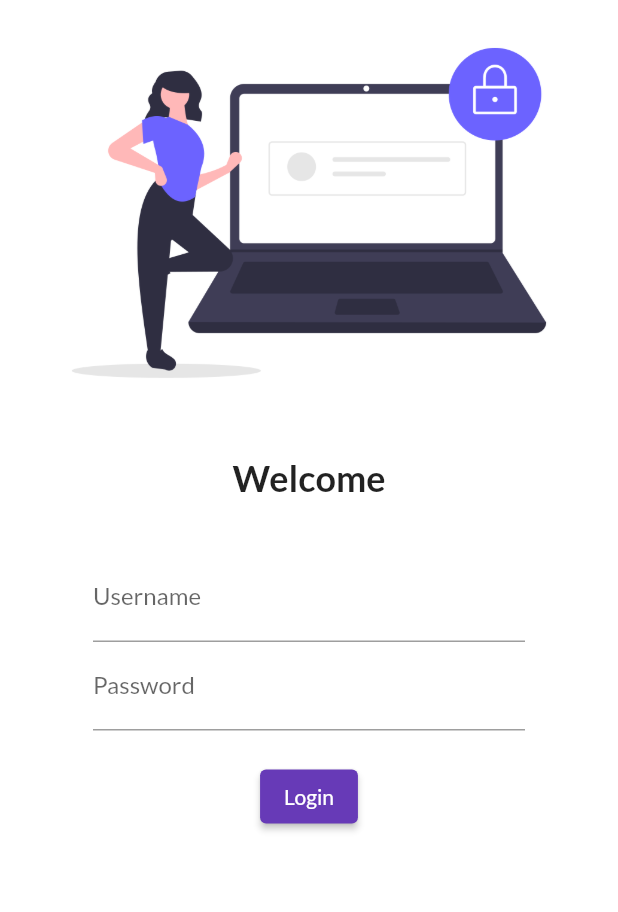
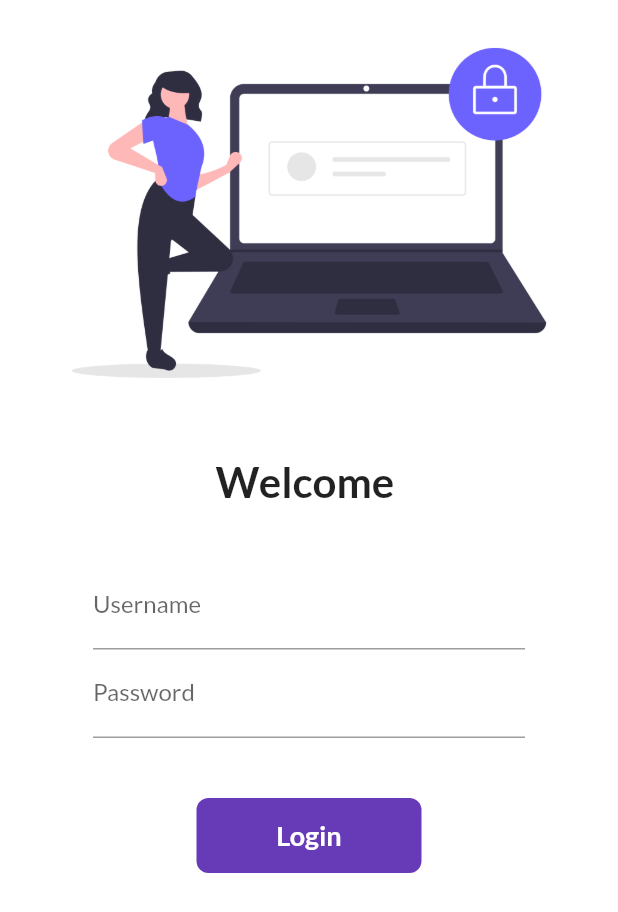
Before and after one commit to Kunal-8789/30DaysOfFlutter, a Flutter app: the screen it shows after launch, on a phone screen of 412 x 824 dp. Shown: the top 912 px of the screen. Run offline on Flutter 3.47's test engine with Material 2 defaults, Android fonts, the phone set to English and light mode, and no system bars; our stand-ins replace google_fonts.

Commit message:
day 6 completed

```diff
--- a/flutter_catalog/lib/main.dart
+++ b/flutter_catalog/lib/main.dart
@@ -1,5 +1,6 @@
 import 'package:flutter/material.dart';
 import 'package:flutter_catalog/pages/login_page.dart';
+import 'package:flutter_catalog/utils/route.dart';
 import 'package:google_fonts/google_fonts.dart';
 
 import 'pages/home_page.dart';
@@ -24,8 +25,8 @@ class MyApp extends StatelessWidget {
       ),
       routes: {
         "/": (context) => LoginPage(),
-        "/home": (context) => HomePage(),
-        "/login": (context) => LoginPage(),
+        MyRoutes.homeRoute: (context) => HomePage(),
+        MyRoutes.loginRoute : (context) => LoginPage(),
       },
     );
   }
--- a/flutter_catalog/lib/pages/login_page.dart
+++ b/flutter_catalog/lib/pages/login_page.dart
@@ -1,19 +1,35 @@
+import 'dart:ui';
+
+import 'package:flutter/cupertino.dart';
 import 'package:flutter/material.dart';
+import 'package:flutter_catalog/utils/route.dart';
 
-class LoginPage extends StatelessWidget {
+class LoginPage extends StatefulWidget {
+  @override
+  State<LoginPage> createState() => _LoginPageState();
+}
+
+class _LoginPageState extends State<LoginPage> {
+  String name = "";
+  bool changeButton = false;
+
   @override
   Widget build(BuildContext context) {
     return Material(
       color: Colors.white,
+      child: SingleChildScrollView(
         child: Column(
           children: [
-          Image.asset("assets/images/login_image.png"),
+            Image.asset(
+              "assets/images/login_image.png",
+              fit: BoxFit.cover,
+            ),
             SizedBox(
               height: 20.0,
             ),
-          Text("Welcome",
+            Text("Welcome $name",
                 style: TextStyle(
-                fontSize: 24,
+                  fontSize: 28,
                   fontWeight: FontWeight.bold,
                 )),
             SizedBox(
@@ -29,6 +45,10 @@ class LoginPage extends StatelessWidget {
                       hintText: "Enter username",
                       labelText: "Username",
                     ),
+                    onChanged: (value) {
+                      name = value;
+                      setState(() {});
+                    },
                   ),
                   TextFormField(
                     obscureText: true,
@@ -38,20 +58,55 @@ class LoginPage extends StatelessWidget {
                     ),
                   ),
                   SizedBox(
-                  height: 20.0,
+                    height: 40.0,
                   ),
-                ElevatedButton(
-                  onPressed: () {
-                    print("Hi");
+                  InkWell(
+                    onTap: () async{
+                      setState(() {
+                        changeButton = true;
+                      });
+                      await Future.delayed(Duration(seconds: 1));
+                      Navigator.pushNamed(context, MyRoutes.homeRoute);
                     },
-                  child: Text("Login"),
-                  style: TextButton.styleFrom(),
+                    child: AnimatedContainer(
+                      duration: Duration(seconds: 1),
+                      width: changeButton ? 50 : 150,
+                      height: 50,
+                      alignment: Alignment.center,
+                      child: changeButton
+                          ? Icon(
+                              Icons.done,
+                              color: Colors.white,
                             )
+                          : Text(
+                              "Login",
+                              style: TextStyle(
+                                color: Colors.white,
+                                fontWeight: FontWeight.bold,
+                                fontSize: 18,
+                              ),
+                            ),
+                      decoration: BoxDecoration(
+                        color: Colors.deepPurple,
+                        //shape: changeButton?BoxShape.circle:BoxShape.rectangle,
+                        borderRadius:
+                            BorderRadius.circular(changeButton ? 50 : 8),
+                      ),
+                    ),
+                  ),
+                  // ElevatedButton(
+                  //   child: Text("Login"),
+                  //   style: TextButton.styleFrom(minimumSize: Size(150, 30)),
+                  //   onPressed: () {
+                  //     Navigator.pushNamed(context, MyRoutes.homeRoute);
+                  //   },
+                  // )
                 ],
               ),
             )
           ],
         ),
+      ),
     );
   }
 }
--- /dev/null
+++ b/flutter_catalog/lib/utils/route.dart
@@ -0,0 +1,4 @@
+class MyRoutes {
+  static String homeRoute = "/home";
+  static String loginRoute = "/login";
+}
```
Also changed, not shown: flutter_catalog/pubspec.lock. Lines whose indentation alone changed are shown as unchanged.
